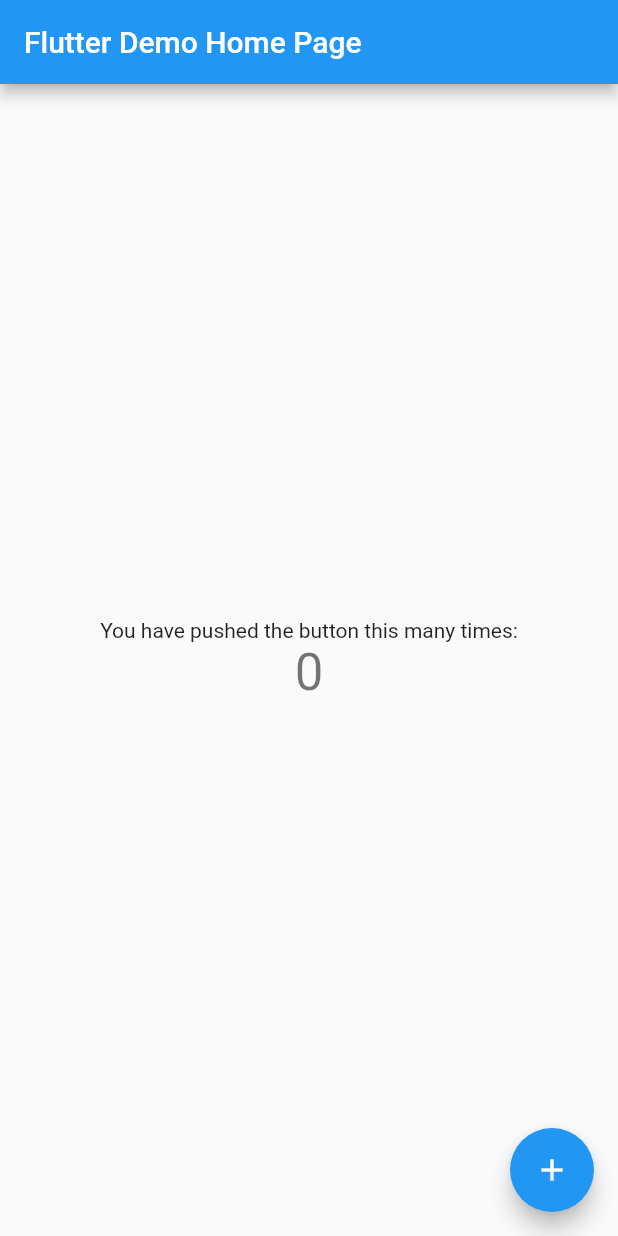
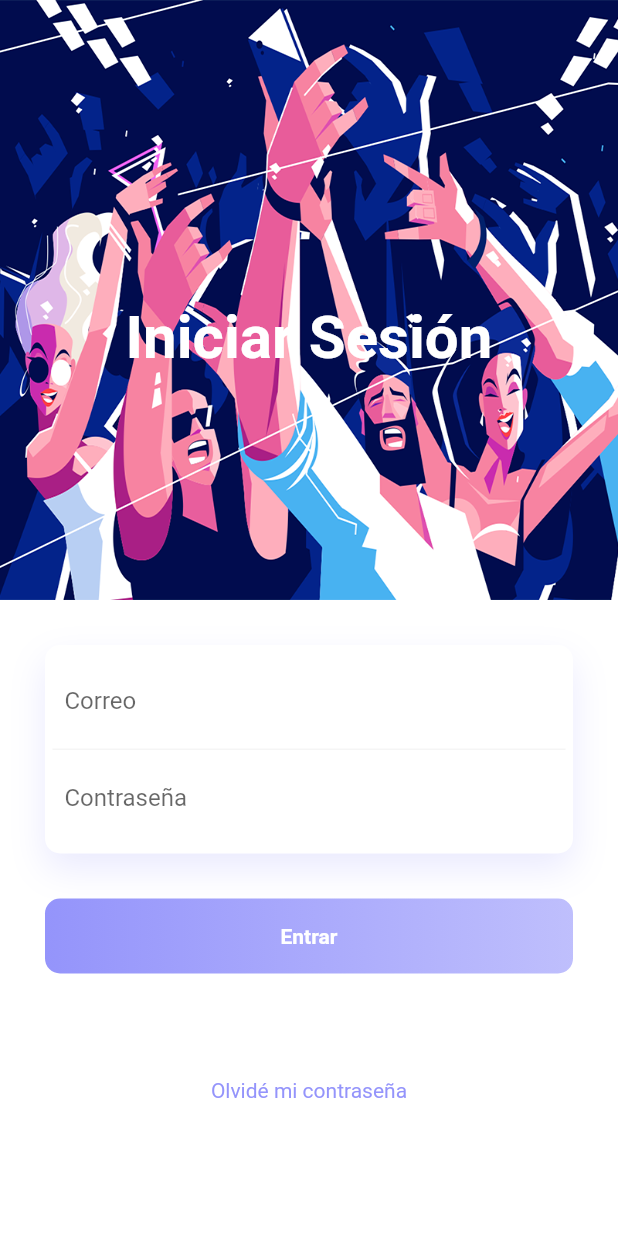
Before and after one commit to urimeba/fiestaap, a Flutter app: the screen it shows after launch, on a phone screen of 412 x 824 dp. Run offline on Flutter 3.47's test engine with Material 2 defaults, Android fonts, the light colour scheme and no system bars; our stand-ins replace simple_animations.

Commit message:
Login v0.1
Funciona para conectar con firebase !!!Falta eso

```diff
--- /dev/null
+++ b/lib/animation/FadeAnimation.dart
@@ -0,0 +1,33 @@
+import 'package:flutter/material.dart';
+import 'package:simple_animations/simple_animations.dart';
+
+class FadeAnimation extends StatelessWidget {
+  final double delay;
+  final Widget child;
+
+  FadeAnimation(this.delay, this.child);
+
+  @override
+  Widget build(BuildContext context) {
+    final tween = MultiTrackTween([
+      Track("opacity").add(Duration(milliseconds: 500), Tween(begin: 0.0, end: 1.0)),
+      Track("translateY").add(
+        Duration(milliseconds: 500), Tween(begin: -30.0, end: 0.0),
+        curve: Curves.easeOut)
+    ]);
+
+    return ControlledAnimation(
+      delay: Duration(milliseconds: (500 * delay).round()),
+      duration: tween.duration,
+      tween: tween,
+      child: child,
+      builderWithChild: (context, child, animation) => Opacity(
+        opacity: animation["opacity"],
+        child: Transform.translate(
+          offset: Offset(0, animation["translateY"]),
+          child: child,
+        ),
+      ),
+    );
+  }
+}
--- a/lib/main.dart
+++ b/lib/main.dart
@@ -1,111 +1,9 @@
 import 'package:flutter/material.dart';
+import 'package:fiestapp/screens/signin.dart';
 
-void main() => runApp(MyApp());
-
-class MyApp extends StatelessWidget {
-  // This widget is the root of your application.
-  @override
-  Widget build(BuildContext context) {
-    return MaterialApp(
-      title: 'Flutter Demo',
-      theme: ThemeData(
-        // This is the theme of your application.
-        //
-        // Try running your application with "flutter run". You'll see the
-        // application has a blue toolbar. Then, without quitting the app, try
-        // changing the primarySwatch below to Colors.green and then invoke
-        // "hot reload" (press "r" in the console where you ran "flutter run",
-        // or simply save your changes to "hot reload" in a Flutter IDE).
-        // Notice that the counter didn't reset back to zero; the application
-        // is not restarted.
-        primarySwatch: Colors.blue,
-      ),
-      home: MyHomePage(title: 'Flutter Demo Home Page'),
-    );
-  }
-}
-
-class MyHomePage extends StatefulWidget {
-  MyHomePage({Key key, this.title}) : super(key: key);
-
-  // This widget is the home page of your application. It is stateful, meaning
-  // that it has a State object (defined below) that contains fields that affect
-  // how it looks.
-
-  // This class is the configuration for the state. It holds the values (in this
-  // case the title) provided by the parent (in this case the App widget) and
-  // used by the build method of the State. Fields in a Widget subclass are
-  // always marked "final".
-
-  final String title;
-
-  @override
-  _MyHomePageState createState() => _MyHomePageState();
-}
-
-class _MyHomePageState extends State<MyHomePage> {
-  int _counter = 0;
-
-  void _incrementCounter() {
-    setState(() {
-      // This call to setState tells the Flutter framework that something has
-      // changed in this State, which causes it to rerun the build method below
-      // so that the display can reflect the updated values. If we changed
-      // _counter without calling setState(), then the build method would not be
-      // called again, and so nothing would appear to happen.
-      _counter++;
-    });
-  }
-
-  @override
-  Widget build(BuildContext context) {
-    // This method is rerun every time setState is called, for instance as done
-    // by the _incrementCounter method above.
-    //
-    // The Flutter framework has been optimized to make rerunning build methods
-    // fast, so that you can just rebuild anything that needs updating rather
-    // than having to individually change instances of widgets.
-    return Scaffold(
-      appBar: AppBar(
-        // Here we take the value from the MyHomePage object that was created by
-        // the App.build method, and use it to set our appbar title.
-        title: Text(widget.title),
-      ),
-      body: Center(
-        // Center is a layout widget. It takes a single child and positions it
-        // in the middle of the parent.
-        child: Column(
-          // Column is also a layout widget. It takes a list of children and
-          // arranges them vertically. By default, it sizes itself to fit its
-          // children horizontally, and tries to be as tall as its parent.
-          //
-          // Invoke "debug painting" (press "p" in the console, choose the
-          // "Toggle Debug Paint" action from the Flutter Inspector in Android
-          // Studio, or the "Toggle Debug Paint" command in Visual Studio Code)
-          // to see the wireframe for each widget.
-          //
-          // Column has various properties to control how it sizes itself and
-          // how it positions its children. Here we use mainAxisAlignment to
-          // center the children vertically; the main axis here is the vertical
-          // axis because Columns are vertical (the cross axis would be
-          // horizontal).
-          mainAxisAlignment: MainAxisAlignment.center,
-          children: <Widget>[
-            Text(
-              'You have pushed the button this many times:',
-            ),
-            Text(
-              '$_counter',
-              style: Theme.of(context).textTheme.display1,
-            ),
-          ],
-        ),
-      ),
-      floatingActionButton: FloatingActionButton(
-        onPressed: _incrementCounter,
-        tooltip: 'Increment',
-        child: Icon(Icons.add),
-      ), // This trailing comma makes auto-formatting nicer for build methods.
-    );
-  }
-}
+void main() => runApp(
+  MaterialApp(
+    debugShowCheckedModeBanner: false,
+    home: SignInPage(),
+  )
+);
--- /dev/null
+++ b/lib/screens/signin.dart
@@ -0,0 +1,112 @@
+import 'package:fiestapp/animation/FadeAnimation.dart';
+import 'package:flutter/material.dart';
+
+class SignInPage extends StatelessWidget {
+  @override
+  Widget build(BuildContext context) {
+    return Scaffold(
+      resizeToAvoidBottomPadding: false,
+      backgroundColor: Colors.white,
+      body: Container(
+        child: Column(
+          children: <Widget>[
+            Container(
+              height: 400,
+              decoration: BoxDecoration(
+                image: DecorationImage(
+                  image: AssetImage('assets/img/1.png'),
+                  fit: BoxFit.fill
+                )
+              ),
+              child: Stack(
+                children: <Widget>[
+                  Positioned(
+                    child: FadeAnimation(1.6, Container(
+                      margin: EdgeInsets.only(top: 50),
+                      child: Center(
+                        child: Text("Iniciar Sesión", style: TextStyle(
+                          color: Colors.white,
+                          fontSize: 40,
+                          fontWeight: FontWeight.bold,
+                        )),
+                      ),
+                    )),
+                )]),
+            ),
+            Padding(
+              padding: EdgeInsets.all(30.0),
+              child: Column(
+                children: <Widget>[
+                  FadeAnimation(1.6, Container(
+                    padding: EdgeInsets.all(5),
+                    decoration: BoxDecoration(
+                      color: Colors.white,
+                      borderRadius: BorderRadius.circular(10),
+                      boxShadow: [
+                        BoxShadow(
+                          color: Color.fromRGBO(148, 148, 251, .2),
+                          blurRadius: 20.0,
+                          offset: Offset(0, 10)
+                        )
+                      ]
+                    ),
+                    child: Column(
+                      children: <Widget>[
+                        Container(
+                          padding: EdgeInsets.all(8.0),
+                          decoration: BoxDecoration(
+                            border: Border(bottom: BorderSide(color: Colors.grey[100]))
+                          ),
+                          child: TextField(
+                            decoration: InputDecoration(
+                              border: InputBorder.none,
+                              hintText: "Correo",
+                              hintStyle: TextStyle(color: Colors.grey[480])
+                            ),
+                          ),
+                        ),
+                        Container(
+                          padding: EdgeInsets.all(8.0),
+                          child: TextField(
+                            decoration: InputDecoration(
+                                border: InputBorder.none,
+                                hintText: "Contraseña",
+                                hintStyle: TextStyle(color: Colors.grey[480])
+                            ),
+                          ),
+                        )
+                      ],
+                    ),
+                  )),
+                  SizedBox(height: 30,),
+                  FadeAnimation(1.6, Container(
+                    height: 50,
+                    decoration: BoxDecoration(
+                      borderRadius: BorderRadius.circular(10),
+                      gradient: LinearGradient(
+                        colors: [
+                          Color.fromRGBO(148, 148, 251, 1),
+                          Color.fromRGBO(148, 148, 251, .6),
+                        ]
+                      )
+                    ),
+                    child: Center(
+                      child: Text("Entrar", style: TextStyle(
+                        color: Colors.white,
+                        fontWeight: FontWeight.bold
+                      )),
+                    ),
+                  )),
+                  SizedBox(height: 70,),
+                  FadeAnimation(1.6, Text("Olvidé mi contraseña", style: TextStyle(
+                      color: Color.fromRGBO(148, 148, 251, 1),
+                  ))),
+                ],
+              ),
+            )
+          ],
+        ),
+      ),
+    );
+  }
+}
--- a/pubspec.yaml
+++ b/pubspec.yaml
@@ -27,7 +27,7 @@
 dev_dependencies:
   flutter_test:
     sdk: flutter
-
+  simple_animations: ^1.3.3
 
 # For information on the generic Dart part of this file, see the
 # following page: https://dart.dev/tools/pub/pubspec
@@ -41,8 +41,8 @@
   uses-material-design: true
 
   # To add assets to your application, add an assets section, like this:
-  # assets:
-  #  - images/a_dot_burr.jpeg
+  assets:
+    - assets/img/
   #  - images/a_dot_ham.jpeg
 
   # An image asset can refer to one or more resolution-specific "variants", see
```
Also changed, not shown: assets/img/1.png (added), lib/screens/home.dart (added), lib/theme/style.dart (added), pubspec.lock.
